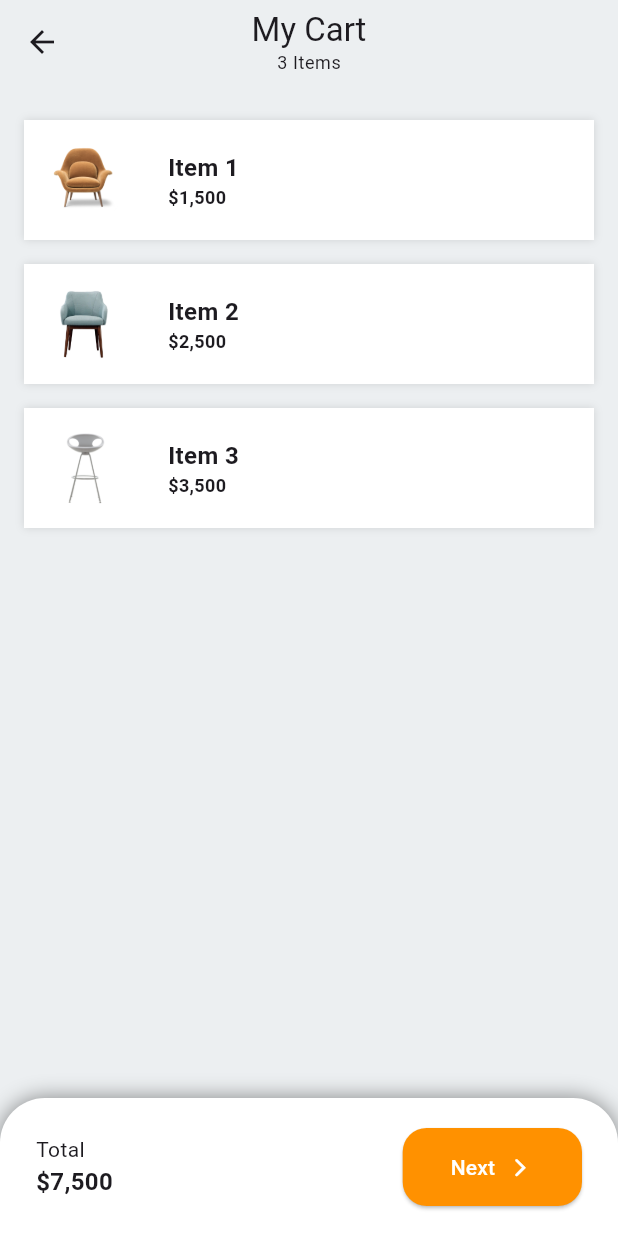
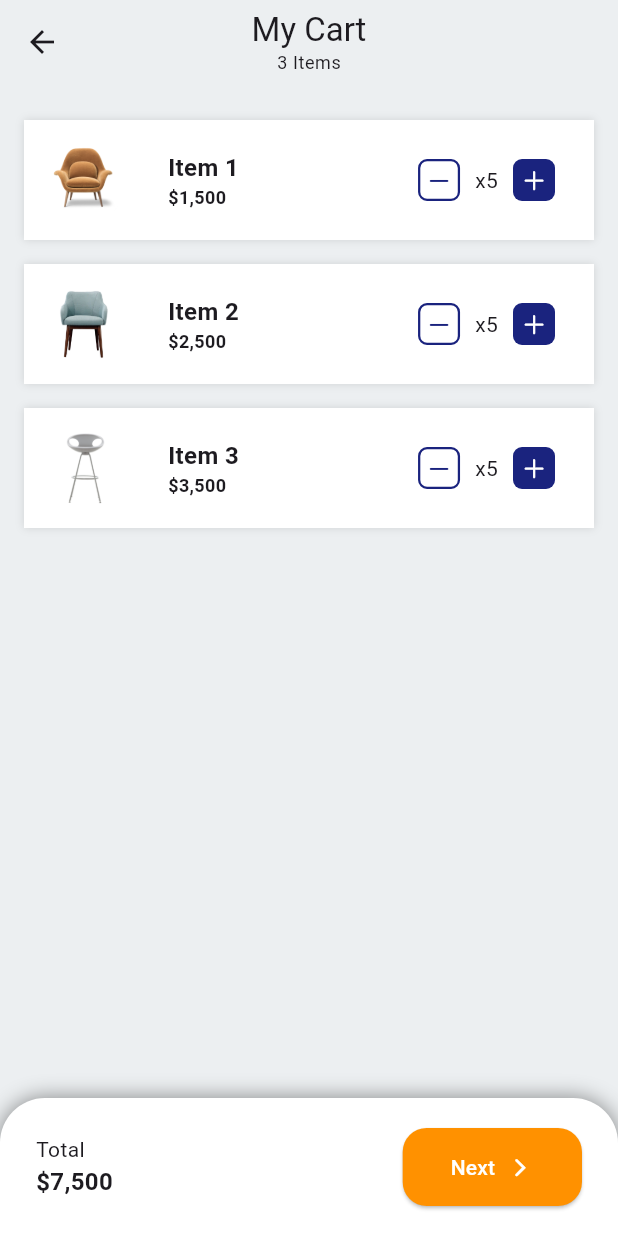
Before and after one commit to MrPouyaSaad/cart_screen, a Flutter app: the screen it shows after launch, on a phone screen of 412 x 824 dp. Run offline on Flutter 3.47's test engine with Material 2 defaults, Android fonts, the phone set to English and light mode, and no system bars.

Commit message:
Edit Card

```diff
--- a/lib/cart.dart
+++ b/lib/cart.dart
@@ -176,9 +176,52 @@ class CartItem extends StatelessWidget {
                   TextSpan(
                     text: product.price,
                     style: const TextStyle(fontSize: 12),
-                  )
+                  ),
                 ],
               ),
+            ),
+            const Spacer(),
+            Row(
+              children: [
+                IconButton.outlined(
+                  onPressed: () {},
+                  iconSize: 18,
+                  style: TextButton.styleFrom(
+                    padding: const EdgeInsets.all(0),
+                    //  foregroundColor: themeData.colorScheme.primary,
+                    minimumSize: const Size(28, 28),
+                    maximumSize: const Size(28, 28),
+                    side: BorderSide(
+                      color: Colors.indigo.shade900,
+                      width: 1.5,
+                    ),
+                    shape: RoundedRectangleBorder(
+                      borderRadius: BorderRadiusDirectional.circular(6),
+                    ),
+                  ),
+                  icon: Icon(
+                    CupertinoIcons.minus,
+                    color: Colors.indigo.shade900,
+                  ),
+                ),
+                const Text('x5'),
+                IconButton.filled(
+                  onPressed: () {},
+                  iconSize: 18,
+                  style: ElevatedButton.styleFrom(
+                    backgroundColor: Colors.indigo.shade900,
+                    padding: const EdgeInsets.all(0),
+                    minimumSize: const Size(28, 28),
+                    maximumSize: const Size(28, 28),
+                    shape: RoundedRectangleBorder(
+                      borderRadius: BorderRadiusDirectional.circular(6),
+                    ),
+                  ),
+                  icon: const Icon(
+                    CupertinoIcons.add,
+                  ),
+                ),
+              ],
             )
           ],
         ),
```
